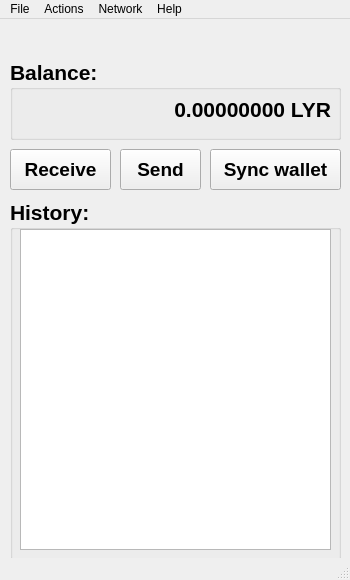
This is mainwindow.ui in MorgothCreator/lyra-gui-wallet as Qt 5 draws it before an edit. The edited form follows.
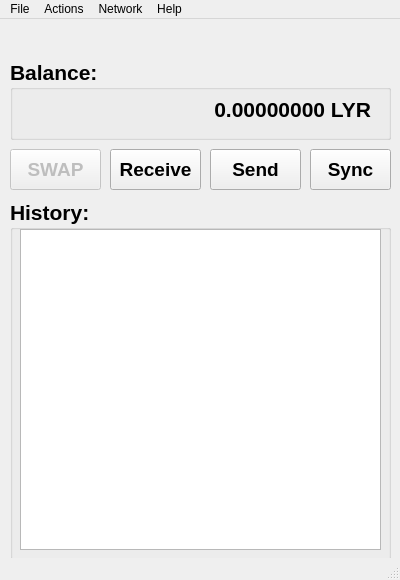
This is the edited form. Icons and pictures are not drawn.

What changed in the file:
```diff
--- a/mainwindow.ui
+++ b/mainwindow.ui
@@ -9,19 +9,19 @@
    <rect>
     <x>0</x>
     <y>0</y>
-    <width>350</width>
+    <width>400</width>
     <height>580</height>
    </rect>
   </property>
   <property name="minimumSize">
    <size>
-    <width>350</width>
+    <width>400</width>
     <height>580</height>
    </size>
   </property>
   <property name="maximumSize">
    <size>
-    <width>350</width>
+    <width>400</width>
     <height>580</height>
    </size>
   </property>
@@ -41,7 +41,7 @@
      <rect>
       <x>10</x>
       <y>40</y>
-      <width>331</width>
+      <width>381</width>
       <height>81</height>
      </rect>
     </property>
@@ -64,7 +64,7 @@
     <widget class="QLabel" name="balanceLabel">
      <property name="geometry">
       <rect>
-       <x>30</x>
+       <x>70</x>
        <y>30</y>
        <width>291</width>
        <height>41</height>
@@ -86,7 +86,7 @@
      <rect>
       <x>10</x>
       <y>180</y>
-      <width>331</width>
+      <width>381</width>
       <height>361</height>
      </rect>
     </property>
@@ -108,7 +108,7 @@
       <rect>
        <x>10</x>
        <y>30</y>
-       <width>311</width>
+       <width>361</width>
        <height>321</height>
       </rect>
      </property>
@@ -123,9 +123,9 @@
    <widget class="QPushButton" name="receivePushButton">
     <property name="geometry">
      <rect>
-      <x>10</x>
+      <x>110</x>
       <y>130</y>
-      <width>101</width>
+      <width>91</width>
       <height>41</height>
      </rect>
     </property>
@@ -146,9 +146,9 @@
    <widget class="QPushButton" name="sendPushButton">
     <property name="geometry">
      <rect>
-      <x>120</x>
+      <x>210</x>
       <y>130</y>
-      <width>81</width>
+      <width>91</width>
       <height>41</height>
      </rect>
     </property>
@@ -169,9 +169,9 @@
    <widget class="QPushButton" name="syncPushButton">
     <property name="geometry">
      <rect>
-      <x>210</x>
+      <x>310</x>
       <y>130</y>
-      <width>131</width>
+      <width>81</width>
       <height>41</height>
      </rect>
     </property>
@@ -186,7 +186,7 @@
      <locale language="English" country="UnitedStates"/>
     </property>
     <property name="text">
-     <string>Sync wallet</string>
+     <string>Sync</string>
     </property>
    </widget>
    <widget class="QLabel" name="networkWarningLabel">
@@ -209,13 +209,39 @@
      <string/>
     </property>
    </widget>
+   <widget class="QPushButton" name="swapPushButton">
+    <property name="enabled">
+     <bool>false</bool>
+    </property>
+    <property name="geometry">
+     <rect>
+      <x>10</x>
+      <y>130</y>
+      <width>91</width>
+      <height>41</height>
+     </rect>
+    </property>
+    <property name="font">
+     <font>
+      <pointsize>14</pointsize>
+      <weight>75</weight>
+      <bold>true</bold>
+     </font>
+    </property>
+    <property name="locale">
+     <locale language="English" country="UnitedStates"/>
+    </property>
+    <property name="text">
+     <string>SWAP</string>
+    </property>
+   </widget>
   </widget>
   <widget class="QMenuBar" name="menubar">
    <property name="geometry">
     <rect>
      <x>0</x>
      <y>0</y>
-     <width>350</width>
+     <width>400</width>
      <height>21</height>
     </rect>
    </property>
```
Left out of the diff: 3 changed lines with no effect on the pictures.
